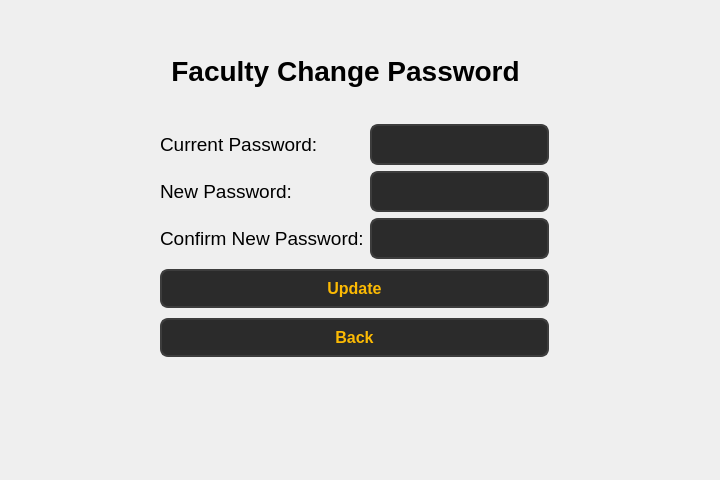
Old version of the form ui/faculty/faculty_changePassword_window.ui in the repository Soham1117/elearningApp.
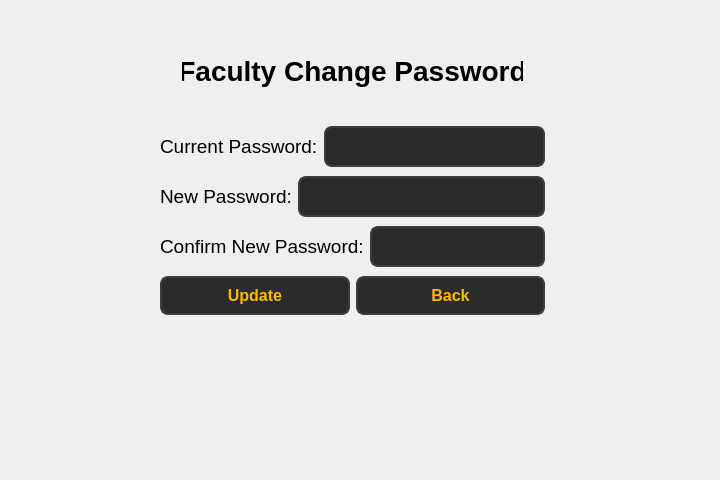
New version of the form.

Commit message: Changes made to UI of faculty pages.

Patch:
```diff
--- a/ui/faculty/faculty_changePassword_window.ui
+++ b/ui/faculty/faculty_changePassword_window.ui
@@ -16,9 +16,9 @@
   <widget class="QLabel" name="label">
    <property name="geometry">
     <rect>
-     <x>170</x>
+     <x>182</x>
      <y>50</y>
-     <width>351</width>
+     <width>341</width>
      <height>41</height>
     </rect>
    </property>
@@ -35,21 +35,19 @@
     <set>Qt::AlignmentFlag::AlignCenter</set>
    </property>
   </widget>
-  <widget class="QWidget" name="">
+  <widget class="QWidget" name="layoutWidget">
    <property name="geometry">
     <rect>
      <x>160</x>
-     <y>120</y>
-     <width>389</width>
-     <height>243</height>
+     <y>123</y>
+     <width>385</width>
+     <height>199</height>
     </rect>
    </property>
-   <layout class="QVBoxLayout" name="verticalLayout_3">
+   <layout class="QVBoxLayout" name="verticalLayout">
     <item>
      <layout class="QHBoxLayout" name="horizontalLayout">
       <item>
-       <layout class="QVBoxLayout" name="verticalLayout_2">
-        <item>
          <widget class="QLabel" name="label_2">
           <property name="font">
            <font>
@@ -62,6 +60,39 @@
          </widget>
         </item>
         <item>
+       <widget class="QLineEdit" name="lineEdit">
+        <property name="styleSheet">
+         <string notr="true">QLineEdit {
+        background-color: #2b2b2b;  /* Dark background */
+        color: #fcba03;  /* Text color */
+        border: 2px solid #3d3d3d;  /* Border color */
+        border-radius: 8px;  /* Rounded corners */
+        padding: 8px;  /* Padding inside the input field */
+        font-size: 16px;  /* Font size */
+        font-weight: bold;  /* Bold font */
+    }
+
+    QLineEdit:hover {
+        background-color: #3d3d3d;  /* Background when hovered */
+        border: 2px solid #fcba03;  /* Border color when hovered */
+    }
+
+    QLineEdit:focus {
+        background-color: #1a1a1a;  /* Background when focused */
+        border: 2px solid #fcba03;  /* Border color when focused */
+        color: #ffffff;  /* Text color when focused */
+    }</string>
+        </property>
+        <property name="echoMode">
+         <enum>QLineEdit::EchoMode::Password</enum>
+        </property>
+       </widget>
+      </item>
+     </layout>
+    </item>
+    <item>
+     <layout class="QHBoxLayout" name="horizontalLayout_2">
+      <item>
          <widget class="QLabel" name="label_3">
           <property name="font">
            <font>
@@ -74,6 +105,39 @@
          </widget>
         </item>
         <item>
+       <widget class="QLineEdit" name="lineEdit_2">
+        <property name="styleSheet">
+         <string notr="true">QLineEdit {
+        background-color: #2b2b2b;  /* Dark background */
+        color: #fcba03;  /* Text color */
+        border: 2px solid #3d3d3d;  /* Border color */
+        border-radius: 8px;  /* Rounded corners */
+        padding: 8px;  /* Padding inside the input field */
+        font-size: 16px;  /* Font size */
+        font-weight: bold;  /* Bold font */
+    }
+
+    QLineEdit:hover {
+        background-color: #3d3d3d;  /* Background when hovered */
+        border: 2px solid #fcba03;  /* Border color when hovered */
+    }
+
+    QLineEdit:focus {
+        background-color: #1a1a1a;  /* Background when focused */
+        border: 2px solid #fcba03;  /* Border color when focused */
+        color: #ffffff;  /* Text color when focused */
+    }</string>
+        </property>
+        <property name="echoMode">
+         <enum>QLineEdit::EchoMode::Password</enum>
+        </property>
+       </widget>
+      </item>
+     </layout>
+    </item>
+    <item>
+     <layout class="QHBoxLayout" name="horizontalLayout_3">
+      <item>
          <widget class="QLabel" name="label_4">
           <property name="font">
            <font>
@@ -85,68 +149,6 @@
           </property>
          </widget>
         </item>
-       </layout>
-      </item>
-      <item>
-       <layout class="QVBoxLayout" name="verticalLayout">
-        <item>
-         <widget class="QLineEdit" name="lineEdit">
-          <property name="styleSheet">
-           <string notr="true">QLineEdit {
-        background-color: #2b2b2b;  /* Dark background */
-        color: #fcba03;  /* Text color */
-        border: 2px solid #3d3d3d;  /* Border color */
-        border-radius: 8px;  /* Rounded corners */
-        padding: 8px;  /* Padding inside the input field */
-        font-size: 16px;  /* Font size */
-        font-weight: bold;  /* Bold font */
-    }
-
-    QLineEdit:hover {
-        background-color: #3d3d3d;  /* Background when hovered */
-        border: 2px solid #fcba03;  /* Border color when hovered */
-    }
-
-    QLineEdit:focus {
-        background-color: #1a1a1a;  /* Background when focused */
-        border: 2px solid #fcba03;  /* Border color when focused */
-        color: #ffffff;  /* Text color when focused */
-    }</string>
-          </property>
-          <property name="echoMode">
-           <enum>QLineEdit::EchoMode::Password</enum>
-          </property>
-         </widget>
-        </item>
-        <item>
-         <widget class="QLineEdit" name="lineEdit_2">
-          <property name="styleSheet">
-           <string notr="true">QLineEdit {
-        background-color: #2b2b2b;  /* Dark background */
-        color: #fcba03;  /* Text color */
-        border: 2px solid #3d3d3d;  /* Border color */
-        border-radius: 8px;  /* Rounded corners */
-        padding: 8px;  /* Padding inside the input field */
-        font-size: 16px;  /* Font size */
-        font-weight: bold;  /* Bold font */
-    }
-
-    QLineEdit:hover {
-        background-color: #3d3d3d;  /* Background when hovered */
-        border: 2px solid #fcba03;  /* Border color when hovered */
-    }
-
-    QLineEdit:focus {
-        background-color: #1a1a1a;  /* Background when focused */
-        border: 2px solid #fcba03;  /* Border color when focused */
-        color: #ffffff;  /* Text color when focused */
-    }</string>
-          </property>
-          <property name="echoMode">
-           <enum>QLineEdit::EchoMode::Password</enum>
-          </property>
-         </widget>
-        </item>
         <item>
          <widget class="QLineEdit" name="lineEdit_3">
           <property name="styleSheet">
@@ -178,8 +180,8 @@
         </item>
        </layout>
       </item>
-     </layout>
-    </item>
+    <item>
+     <layout class="QHBoxLayout" name="horizontalLayout_4">
     <item>
      <widget class="QPushButton" name="pushButton_6">
       <property name="styleSheet">
@@ -239,6 +241,8 @@
        <string>Back</string>
       </property>
      </widget>
+      </item>
+     </layout>
     </item>
    </layout>
   </widget>
```
Lines whose indentation alone changed are shown as unchanged. The commit also changes 98 other files.
